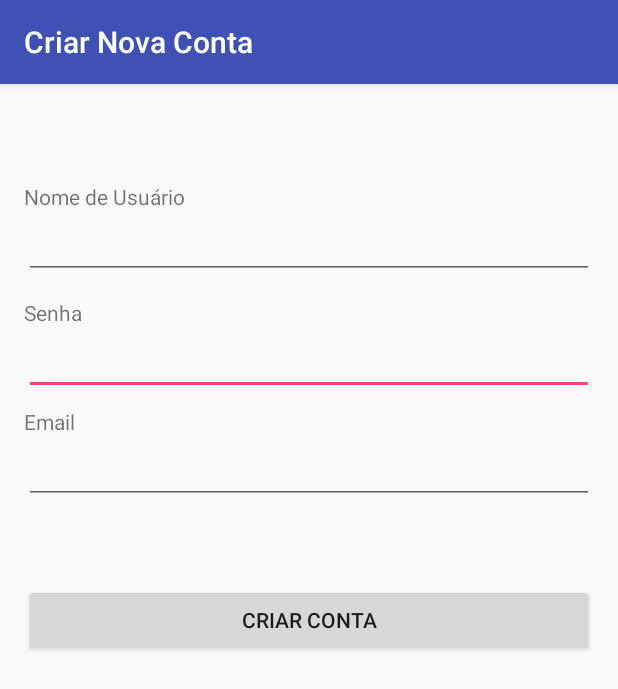
After one commit to joaovq/CanaCollectorManager, an Android app: the NewAccount screen opened directly, with no data from a screen before it, on a phone screen of 412 x 824 dp. The commit adds this screen. Shown: the top 689 px of the screen. Run offline under Robolectric (Android 15) with nearby library versions, the phone set to English and light mode, and no system bars; libraries missing offline, so code that uses them is left out: com.parse.

Commit message:
Add parse config and add new account's screen

```diff
--- a/app/build.gradle
+++ b/app/build.gradle
@@ -24,4 +24,6 @@ dependencies {
     testCompile 'junit:junit:4.12'
     compile 'com.android.support:appcompat-v7:23.1.1'
     compile 'com.android.support:design:23.1.1'
+    compile 'com.parse.bolts:bolts-android:1.+'
+    compile 'com.parse:parse-android:1.+'
 }
--- /dev/null
+++ b/app/src/main/java/canacollector/cc/com/example/android/canacollectormanager/NewAccount.java
@@ -0,0 +1,90 @@
+package canacollector.cc.com.example.android.canacollectormanager;
+
+import android.content.Intent;
+import android.os.Bundle;
+import android.support.v7.app.AppCompatActivity;
+import android.support.v7.widget.Toolbar;
+import android.text.TextUtils;
+import android.view.View;
+import android.widget.Button;
+import android.widget.EditText;
+
+import com.parse.ParseException;
+import com.parse.ParseUser;
+import com.parse.SignUpCallback;
+
+public class NewAccount extends AppCompatActivity {
+
+    //UI Elements
+    private EditText userNameInput;
+    private EditText passwordInput;
+    private EditText emailInput;
+
+    @Override
+    protected void onCreate(Bundle savedInstanceState) {
+        super.onCreate(savedInstanceState);
+        setContentView(R.layout.activity_new_account);
+        Toolbar toolbar = (Toolbar) findViewById(R.id.toolbar);
+        setSupportActionBar(toolbar);
+
+        userNameInput  = (EditText) findViewById(R.id.userNameTextInput);
+        passwordInput  = (EditText) findViewById(R.id.passwordTextInput);
+        emailInput     = (EditText) findViewById(R.id.emailTextInput);
+
+        Button newAccountButton = (Button) findViewById(R.id.newAccountButton);
+        newAccountButton.setOnClickListener(new View.OnClickListener() {
+            @Override
+            public void onClick(View v) {
+                attempNewAccount();
+            }
+        });
+    }
+
+    private void attempNewAccount(){
+        View focusView  = null;
+        Boolean cancel  = false;
+        String userName = userNameInput.getText().toString();
+        String password = passwordInput.getText().toString();
+        String email    = emailInput.getText().toString();
+
+        if(TextUtils.isEmpty(userName)){
+            userNameInput.setError(getString(R.string.error_field_required));
+            focusView = userNameInput;
+            cancel = true;
+        }
+
+        if(TextUtils.isEmpty(password)){
+            passwordInput.setError(getString(R.string.error_field_required));
+            focusView = passwordInput;
+            cancel = true;
+        }
+
+        if(TextUtils.isEmpty(email)){
+            emailInput.setError(getString(R.string.error_field_required));
+            focusView = emailInput;
+            cancel = true;
+        }
+
+        if(cancel)
+            focusView.requestFocus();
+        else{
+            ParseUser user = new ParseUser();
+            user.setUsername(userName);
+            user.setPassword(password);
+            user.setEmail(email);
+
+            user.signUpInBackground(new SignUpCallback() {
+                public void done(ParseException e) {
+                    if (e == null) {
+                        Intent intent = new Intent(NewAccount.this,LoginActivity.class);
+                        startActivity(intent);
+                    } else {
+                        System.out.println(e.toString());
+                        return;
+                    }
+                }
+            });
+        }
+
+    }
+}
--- a/app/src/main/res/layout/activity_login.xml
+++ b/app/src/main/res/layout/activity_login.xml
@@ -84,8 +84,7 @@
         android:layout_marginBottom="16dp"
         android:layout_above="@+id/email_sign_in_button"
         android:layout_alignParentRight="true"
-        android:layout_alignParentEnd="true"
-        android:text="bar@example.com:world" />
+        android:layout_alignParentEnd="true" />
 
     <AutoCompleteTextView
         android:id="@+id/email"
@@ -97,8 +96,7 @@
         android:singleLine="true"
         android:layout_above="@+id/password"
         android:layout_alignParentRight="true"
-        android:layout_alignParentEnd="true"
-        android:text="foo@example.com:hello" />
+        android:layout_alignParentEnd="true" />
 
     <TextView
         android:layout_width="wrap_content"
--- /dev/null
+++ b/app/src/main/res/layout/activity_new_account.xml
@@ -0,0 +1,26 @@
+<?xml version="1.0" encoding="utf-8"?>
+<android.support.design.widget.CoordinatorLayout xmlns:android="http://schemas.android.com/apk/res/android"
+    xmlns:app="http://schemas.android.com/apk/res-auto"
+    xmlns:tools="http://schemas.android.com/tools"
+    android:layout_width="match_parent"
+    android:layout_height="match_parent"
+    android:fitsSystemWindows="true"
+    tools:context="canacollector.cc.com.example.android.canacollectormanager.NewAccount">
+
+    <android.support.design.widget.AppBarLayout
+        android:layout_width="match_parent"
+        android:layout_height="wrap_content"
+        android:theme="@style/AppTheme.AppBarOverlay">
+
+        <android.support.v7.widget.Toolbar
+            android:id="@+id/toolbar"
+            android:layout_width="match_parent"
+            android:layout_height="?attr/actionBarSize"
+            android:background="?attr/colorPrimary"
+            app:popupTheme="@style/AppTheme.PopupOverlay" />
+
+    </android.support.design.widget.AppBarLayout>
+
+    <include layout="@layout/content_new_account" />
+
+</android.support.design.widget.CoordinatorLayout>
--- /dev/null
+++ b/app/src/main/res/layout/content_new_account.xml
@@ -0,0 +1,95 @@
+<?xml version="1.0" encoding="utf-8"?>
+<RelativeLayout xmlns:android="http://schemas.android.com/apk/res/android"
+    xmlns:app="http://schemas.android.com/apk/res-auto"
+    xmlns:tools="http://schemas.android.com/tools"
+    android:layout_width="match_parent"
+    android:layout_height="match_parent"
+    android:paddingBottom="@dimen/activity_vertical_margin"
+    android:paddingLeft="@dimen/activity_horizontal_margin"
+    android:paddingRight="@dimen/activity_horizontal_margin"
+    android:paddingTop="@dimen/activity_vertical_margin"
+    app:layout_behavior="@string/appbar_scrolling_view_behavior"
+    tools:context="canacollector.cc.com.example.android.canacollectormanager.NewAccount"
+    tools:showIn="@layout/activity_new_account">
+
+    <TextView
+        android:layout_width="wrap_content"
+        android:layout_height="wrap_content"
+        android:textAppearance="?android:attr/textAppearanceSmall"
+        android:text="Nome de Usuário"
+        android:id="@+id/userNameLabel"
+        android:layout_marginTop="49dp"
+        android:layout_alignParentTop="true"
+        android:layout_alignParentLeft="true"
+        android:layout_alignParentStart="true" />
+
+    <TextView
+        android:layout_width="wrap_content"
+        android:layout_height="wrap_content"
+        android:textAppearance="?android:attr/textAppearanceSmall"
+        android:text="Senha"
+        android:id="@+id/passwordLabel"
+        android:layout_below="@+id/userNameLabel"
+        android:layout_alignLeft="@+id/userNameLabel"
+        android:layout_alignStart="@+id/userNameLabel"
+        android:layout_marginTop="58dp" />
+
+    <TextView
+        android:layout_width="wrap_content"
+        android:layout_height="wrap_content"
+        android:textAppearance="?android:attr/textAppearanceSmall"
+        android:text="Email"
+        android:id="@+id/emailLabel"
+        android:layout_below="@+id/passwordLabel"
+        android:layout_alignLeft="@+id/passwordLabel"
+        android:layout_alignStart="@+id/passwordLabel"
+        android:layout_marginTop="53dp" />
+
+    <EditText
+        android:layout_width="wrap_content"
+        android:layout_height="wrap_content"
+        android:inputType="textPassword"
+        android:ems="10"
+        android:id="@+id/passwordTextInput"
+        android:layout_below="@+id/passwordLabel"
+        android:layout_alignLeft="@+id/passwordLabel"
+        android:layout_alignStart="@+id/passwordLabel"
+        android:layout_alignRight="@+id/userNameTextInput"
+        android:layout_alignEnd="@+id/userNameTextInput" />
+
+    <EditText
+        android:layout_width="wrap_content"
+        android:layout_height="wrap_content"
+        android:inputType="textEmailAddress"
+        android:ems="10"
+        android:id="@+id/emailTextInput"
+        android:layout_below="@+id/emailLabel"
+        android:layout_alignLeft="@+id/emailLabel"
+        android:layout_alignStart="@+id/emailLabel"
+        android:layout_alignRight="@+id/passwordTextInput"
+        android:layout_alignEnd="@+id/passwordTextInput" />
+
+    <EditText
+        android:layout_width="wrap_content"
+        android:layout_height="wrap_content"
+        android:inputType="textPersonName"
+        android:ems="10"
+        android:id="@+id/userNameTextInput"
+        android:layout_below="@+id/userNameLabel"
+        android:layout_alignParentRight="true"
+        android:layout_alignParentEnd="true"
+        android:layout_alignParentLeft="true"
+        android:layout_alignParentStart="true" />
+
+    <Button
+        android:layout_width="wrap_content"
+        android:layout_height="wrap_content"
+        android:text="Criar Conta"
+        android:id="@+id/newAccountButton"
+        android:layout_below="@+id/emailTextInput"
+        android:layout_alignLeft="@+id/emailTextInput"
+        android:layout_alignStart="@+id/emailTextInput"
+        android:layout_marginTop="53dp"
+        android:layout_alignRight="@+id/emailTextInput"
+        android:layout_alignEnd="@+id/emailTextInput" />
+</RelativeLayout>
--- a/app/src/main/res/values/strings.xml
+++ b/app/src/main/res/values/strings.xml
@@ -12,4 +12,5 @@
     <string name="error_incorrect_password">This password is incorrect</string>
     <string name="error_field_required">This field is required</string>
     <string name="title_activity_main">MainActivity</string>
+    <string name="title_activity_new_account">Criar Nova Conta</string>
 </resources>
```
Also changed, not shown: app/src/main/AndroidManifest.xml (+30 -3 lines), app/src/main/java/canacollector/cc/com/example/android/canacollectormanager/Config.java (added, +11 -0 lines), app/src/main/java/canacollector/cc/com/example/android/canacollectormanager/LoginActivity.java (+55 -157 lines), app/src/main/java/canacollector/cc/com/example/android/canacollectormanager/MyApplication.java (added, +23 -0 lines), app/src/main/java/canacollector/cc/com/example/android/canacollectormanager/ParseUtils.java (added, +43 -0 lines), app/src/main/ic_launcher-web.png (added), app/src/main/res/drawable/ic_launcher.png (added), app/src/main/res/mipmap-hdpi/ic_launcher.png, app/src/main/res/mipmap-mdpi/ic_launcher.png, app/src/main/res/mipmap-xhdpi/ic_launcher.png, app/src/main/res/mipmap-xxhdpi/ic_launcher.png, app/src/main/res/mipmap-xxxhdpi/ic_launcher.png.
